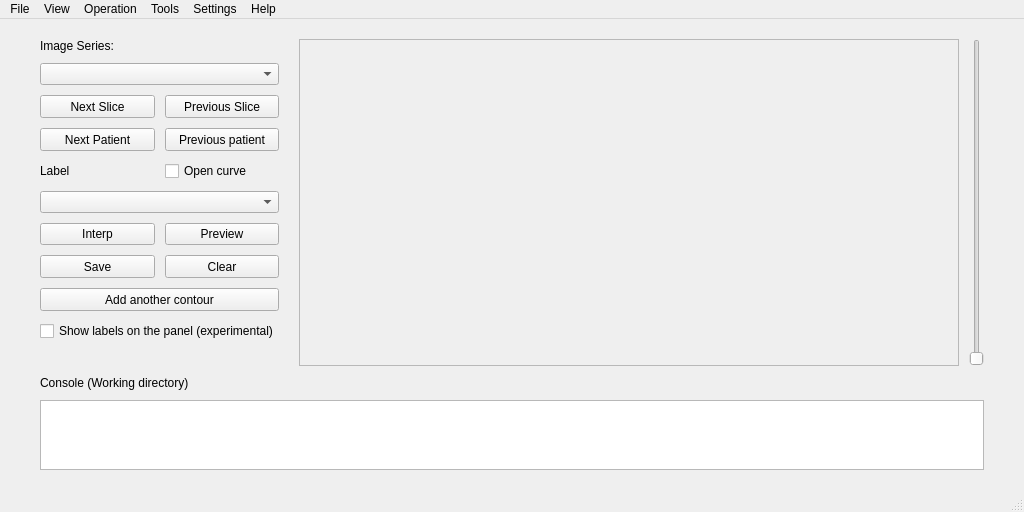
The window that ui/mainWindow.ui (MenxLi/LabelSys) describes before a commit, drawn with Qt 5.
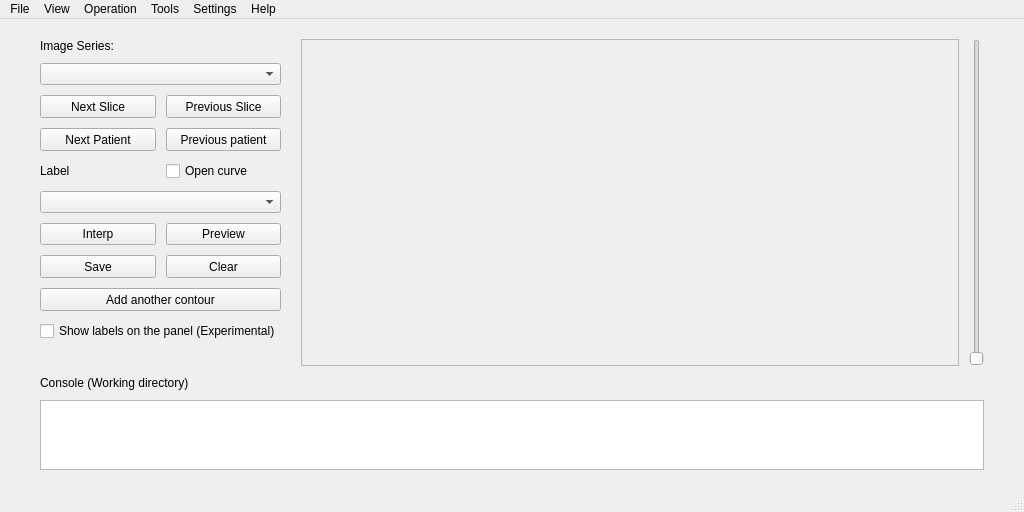
The same window after the commit.

Commit message: version rule change, add build files for pyinstaller

The edit to the form file:
```diff
--- a/ui/mainWindow.ui
+++ b/ui/mainWindow.ui
@@ -310,7 +310,7 @@
            </font>
           </property>
           <property name="text">
-           <string>Show labels on the panel (experimental)</string>
+           <string>Show labels on the panel (Experimental)</string>
           </property>
          </widget>
         </item>
```
The commit also changes 2 other files.
